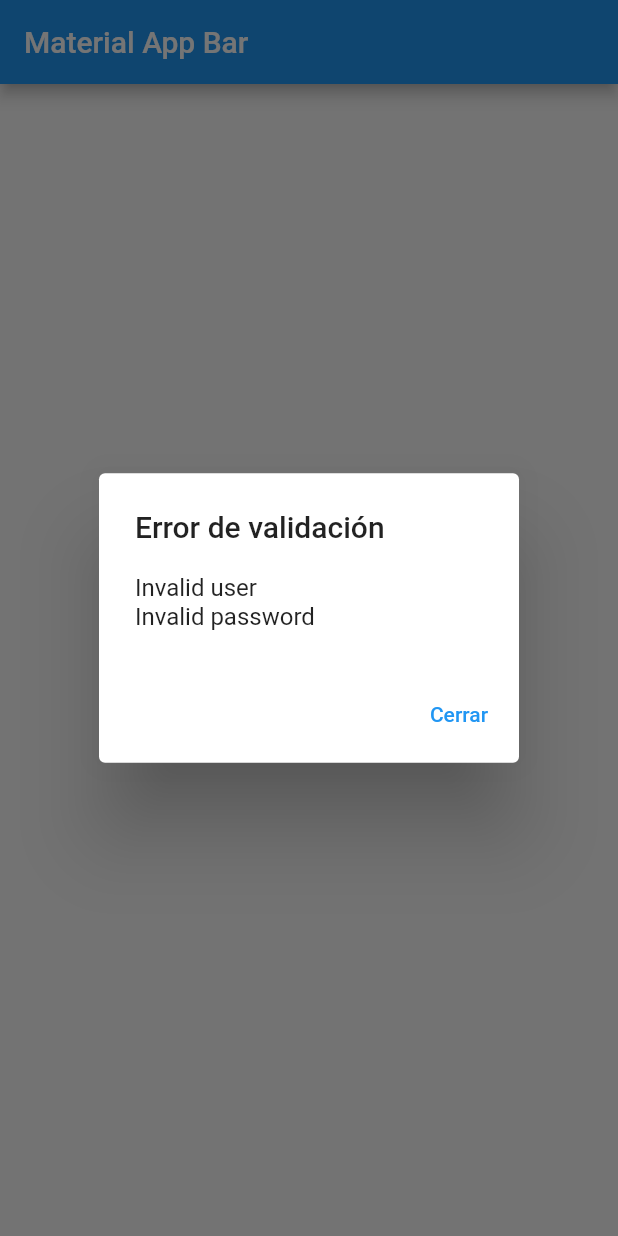
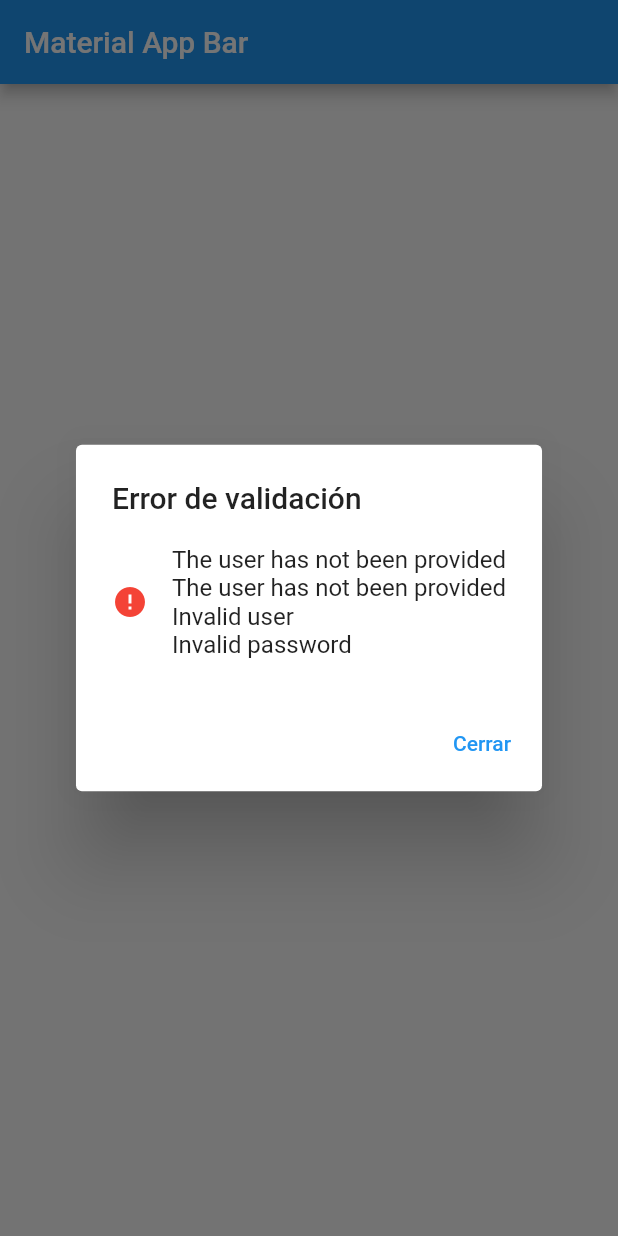
Before and after one commit to Juan-Fruto/navigator-flutter-example, a Flutter app: the screen it shows after launch, after a tap on "Validar Usuario", on a phone screen of 412 x 824 dp. Run offline on Flutter 3.47's test engine with Material 2 defaults, Android fonts, the phone set to English and light mode, and no system bars.

Commit message:
fix alet dialog icon add screenshots in readme

```diff
--- a/lib/bienvenida.dart
+++ b/lib/bienvenida.dart
@@ -1,11 +1,9 @@
 import 'package:flutter/material.dart';
 
 class Bienvenida extends StatelessWidget {
-  const Bienvenida({Key? key, required String txtLogin, required String txtPassword}) : super(key: key);
-
-  get txtLogin => null;
-
-  get txtPassword => null;
+  final String txtLogin;
+  final String txtPassword;
+  const Bienvenida({Key? key, required String this.txtLogin, required String this.txtPassword}) : super(key: key);
 
   @override
   Widget build(BuildContext context) {
@@ -37,9 +35,20 @@ class Bienvenida extends StatelessWidget {
       builder: (BuildContext context) {
         return AlertDialog(
           title: isValid ? const Text('¡Bienvenido!') : const Text('Error de validación'),
-          content: isValid
-              ? const Text('Bienvenido a la aplicaciòn.')
-              : Text(errors.join("\n")),
+          content: Row(
+            children: [
+              isValid
+              ? const Text('👋', style: TextStyle(fontSize: 30)) // Emoji como icono,
+              : const Icon(
+                Icons.error,
+                color: Colors.red,
+              ),
+              const SizedBox(width: 16),
+              isValid
+                  ? const Text('Bienvenido a la aplicaciòn.')
+                  : Text(errors.join("\n")),
+            ],
+          ),
           actions: [
             TextButton(
               onPressed: () {
@@ -60,12 +69,12 @@ class Bienvenida extends StatelessWidget {
   List<String> getErrors(){
     List<String> erros = [];
 
-    // if(txtLogin.length == 0 || txtLogin.isUndefinedOrNull()){
-    //   erros.add("The user has not been provided");
-    // }
-    // if(txtPassword.length == 0 || txtPassword.isUndefinedOrNull()){
-    //   erros.add("The user has not been provided");
-    // }
+    if(txtLogin.isEmpty){
+      erros.add("The user has not been provided");
+    }
+    if(txtPassword.isEmpty){
+      erros.add("The user has not been provided");
+    }
     if(txtLogin != "admin"){
       erros.add("Invalid user");
     }
@@ -73,7 +82,6 @@ class Bienvenida extends StatelessWidget {
       erros.add("Invalid password");
     }
 
-    // return erros.length > 0 ? false : true;
     return erros;
   }
 }
```
Also changed, not shown: img/results/failed.jpg (added), img/results/success.jpg (added), 9 other files.
